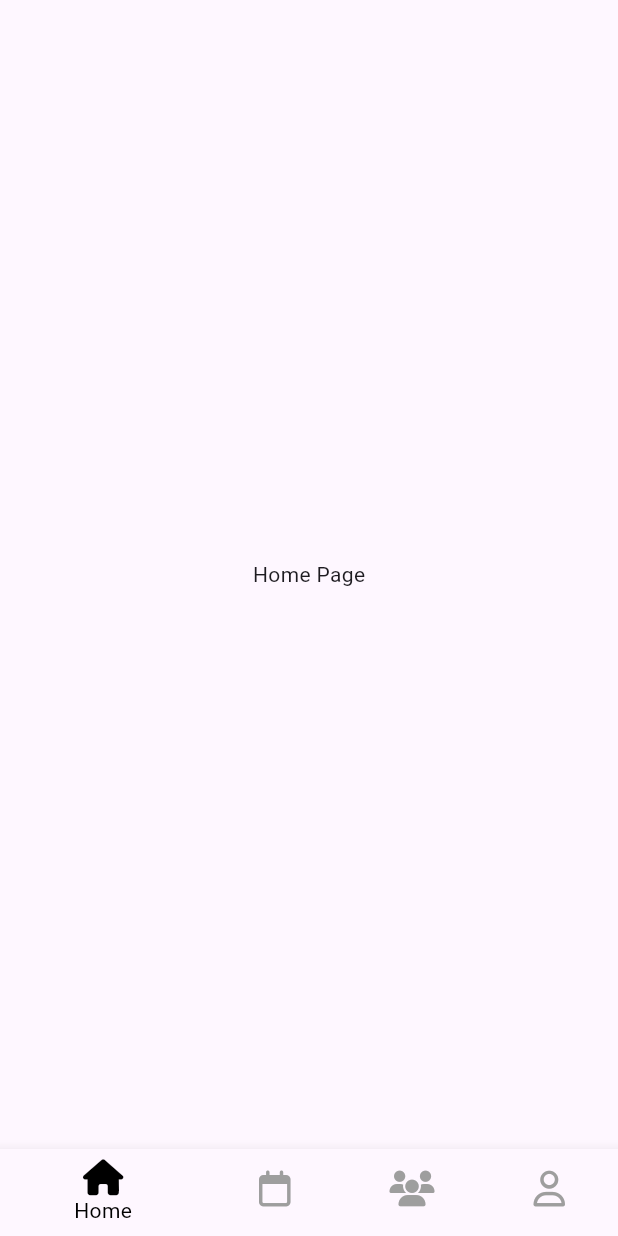
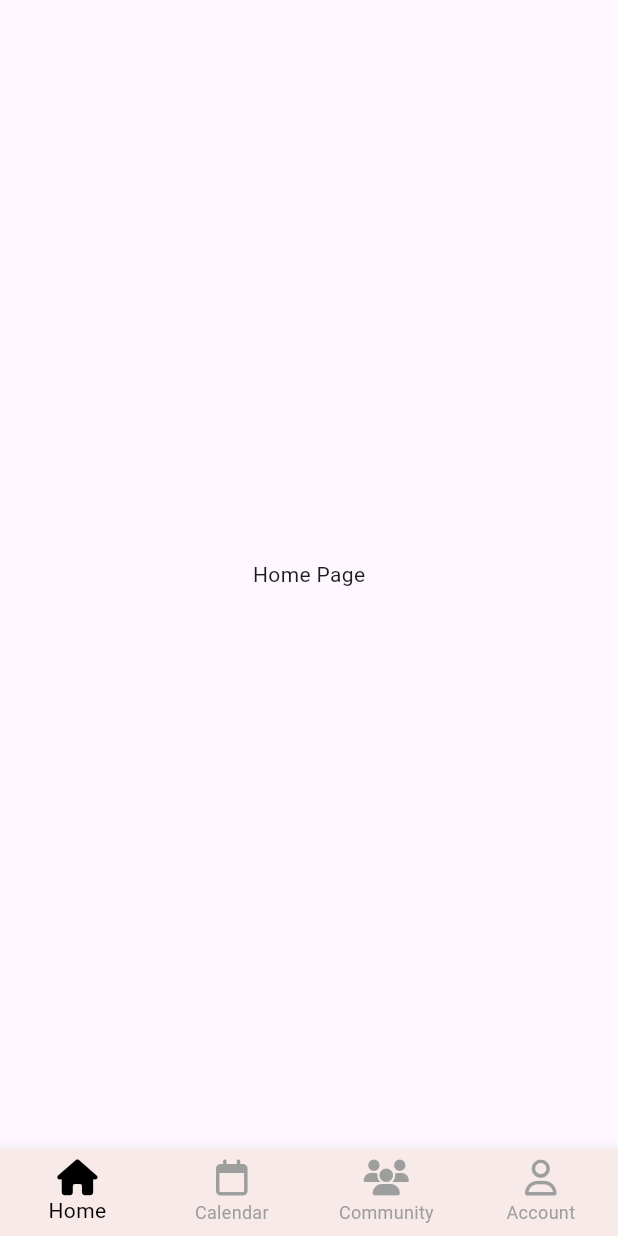
Before and after one commit to Tristan-Hancock/Ovie, a Flutter app: the screen it shows after launch, on a phone screen of 412 x 824 dp. Run offline on Flutter 3.47's test engine with Material 3 defaults, Android fonts, the phone set to English and light mode, and no system bars; our stand-ins replace font_awesome_flutter.

Commit message:
Fixed Bottom Navigation

```diff
--- a/lib/main.dart
+++ b/lib/main.dart
@@ -1,5 +1,4 @@
 import 'package:flutter/material.dart';
-import 'widgets/background_gradient.dart';
 import 'widgets/bottom_navigation.dart';
 
 void main() {
@@ -19,12 +18,36 @@ class MyApp extends StatelessWidget {
   }
 }
 
-class HomePage extends StatelessWidget {
+class HomePage extends StatefulWidget {
+  @override
+  _HomePageState createState() => _HomePageState();
+}
+
+class _HomePageState extends State<HomePage> {
+  int _selectedIndex = 0;
+
+  static const List<Widget> _widgetOptions = <Widget>[
+    Text('Home Page'),
+    Text('Calendar Page'),
+    Text('Group Page'),
+    Text('Profile Page'),
+  ];
+
+  void _onItemTapped(int index) {
+    setState(() {
+      _selectedIndex = index;
+    });
+  }
+
   @override
   Widget build(BuildContext context) {
     return Scaffold(
-      body: BackgroundGradient(
-        child: BottomNavigation(),
+      body: Center(
+        child: _widgetOptions.elementAt(_selectedIndex),
+      ),
+      bottomNavigationBar: BottomNavigation(
+        selectedIndex: _selectedIndex,
+        onItemTapped: _onItemTapped,
       ),
     );
   }
--- a/lib/widgets/background_gradient.dart
+++ /dev/null
@@ -1,26 +0,0 @@
-import 'package:flutter/material.dart';
-
-class BackgroundGradient extends StatelessWidget {
-  final Widget child;
-
-  const BackgroundGradient({Key? key, required this.child}) : super(key: key);
-
-  @override
-  Widget build(BuildContext context) {
-    return Container(
-      decoration: BoxDecoration(
-        gradient: LinearGradient(
-          colors: [
-            Color(0xFFFCD9DA), // 31%
-            Color(0xFFDCAAC5), // 58%
-            Color(0xFFE5A2BD), // 82%
-          ],
-          stops: [0.31, 0.58, 0.82],
-          begin: Alignment.topCenter,
-          end: Alignment.bottomCenter,
-        ),
-      ),
-      child: child,
-    );
-  }
-}
--- a/lib/widgets/bottom_navigation.dart
+++ b/lib/widgets/bottom_navigation.dart
@@ -2,33 +2,23 @@ import 'package:flutter/material.dart';
 import 'package:font_awesome_flutter/font_awesome_flutter.dart';
 
 class BottomNavigation extends StatefulWidget {
+  final int selectedIndex;
+  final Function(int) onItemTapped;
+
+  BottomNavigation({
+    required this.selectedIndex,
+    required this.onItemTapped,
+  });
+
   @override
   _BottomNavigationState createState() => _BottomNavigationState();
 }
 
 class _BottomNavigationState extends State<BottomNavigation> {
-  int _selectedIndex = 0;
-
-  static const List<Widget> _widgetOptions = <Widget>[
-    Text('Home Page'),
-    Text('Calendar Page'),
-    Text('Group Page'),
-    Text('Profile Page'),
-  ];
-
-  void _onItemTapped(int index) {
-    setState(() {
-      _selectedIndex = index;
-    });
-  }
-
   @override
   Widget build(BuildContext context) {
-    return Scaffold(
-      body: Center(
-        child: _widgetOptions.elementAt(_selectedIndex),
-      ),
-      bottomNavigationBar: BottomNavigationBar(
+    return BottomNavigationBar(
+      type: BottomNavigationBarType.fixed, // Ensure the type is fixed
       items: const <BottomNavigationBarItem>[
         BottomNavigationBarItem(
           icon: FaIcon(FontAwesomeIcons.home),
@@ -47,12 +37,11 @@ class _BottomNavigationState extends State<BottomNavigation> {
           label: 'Account',
         ),
       ],
-        currentIndex: _selectedIndex,
+      currentIndex: widget.selectedIndex,
       selectedItemColor: Colors.black,
       unselectedItemColor: Colors.grey,
-        onTap: _onItemTapped,
-        backgroundColor: Color(0xFFFCD9DA),
-      ),
+      onTap: widget.onItemTapped,
+      backgroundColor: Color(0xFFF9EAEA), // Set the background color
     );
   }
 }
```
Also changed, not shown: lib/widgets/common_layout.dart (deleted, +0 -23 lines). Lines whose indentation alone changed are shown as unchanged.
